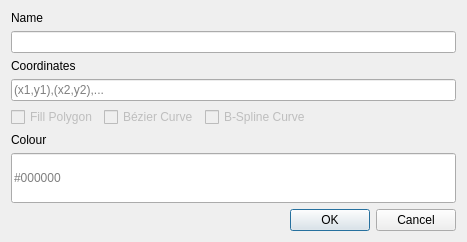
Qt form ui/createObject.ui (An-dz/INE5420) before a commit.
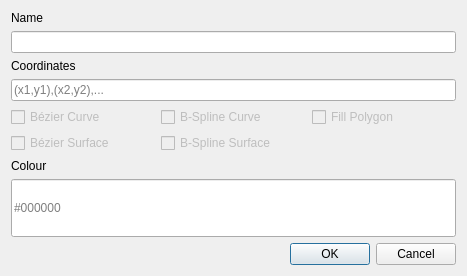
The same form after that commit.

Commit message: Add Bézier surface object

```diff
--- a/ui/createObject.ui
+++ b/ui/createObject.ui
@@ -7,7 +7,7 @@
     <x>0</x>
     <y>0</y>
     <width>467</width>
-    <height>242</height>
+    <height>276</height>
    </rect>
   </property>
   <property name="sizePolicy">
@@ -19,13 +19,13 @@
   <property name="minimumSize">
    <size>
     <width>200</width>
-    <height>242</height>
+    <height>272</height>
    </size>
   </property>
   <property name="maximumSize">
    <size>
     <width>16777215</width>
-    <height>242</height>
+    <height>276</height>
    </size>
   </property>
   <property name="windowTitle">
@@ -57,28 +57,8 @@
     </widget>
    </item>
    <item>
-    <layout class="QHBoxLayout" name="horizontalLayout_4" stretch="0,0,1">
-     <item>
-      <widget class="QCheckBox" name="checkboxPolygon">
-       <property name="enabled">
-        <bool>false</bool>
-       </property>
-       <property name="text">
-        <string>Fill Polygon</string>
-       </property>
-      </widget>
-     </item>
-     <item>
-      <widget class="QCheckBox" name="checkBoxBezier">
-       <property name="enabled">
-        <bool>false</bool>
-       </property>
-       <property name="text">
-        <string>Bézier Curve</string>
-       </property>
-      </widget>
-     </item>
-     <item>
+    <layout class="QGridLayout" name="objectOptionsCheckboxes">
+     <item row="1" column="1">
       <widget class="QCheckBox" name="checkBoxBSpline">
        <property name="enabled">
         <bool>false</bool>
@@ -88,6 +68,46 @@
        </property>
       </widget>
      </item>
+     <item row="1" column="0">
+      <widget class="QCheckBox" name="checkBoxBezier">
+       <property name="enabled">
+        <bool>false</bool>
+       </property>
+       <property name="text">
+        <string>Bézier Curve</string>
+       </property>
+      </widget>
+     </item>
+     <item row="1" column="2">
+      <widget class="QCheckBox" name="checkboxPolygon">
+       <property name="enabled">
+        <bool>false</bool>
+       </property>
+       <property name="text">
+        <string>Fill Polygon</string>
+       </property>
+      </widget>
+     </item>
+     <item row="2" column="0">
+      <widget class="QCheckBox" name="checkBoxBezierSurface">
+       <property name="enabled">
+        <bool>false</bool>
+       </property>
+       <property name="text">
+        <string>Bézier Surface</string>
+       </property>
+      </widget>
+     </item>
+     <item row="2" column="1">
+      <widget class="QCheckBox" name="checkBoxBSplineSurface">
+       <property name="enabled">
+        <bool>false</bool>
+       </property>
+       <property name="text">
+        <string>B-Spline Surface</string>
+       </property>
+      </widget>
+     </item>
     </layout>
    </item>
    <item>
```
The commit also changes 7 other files.
